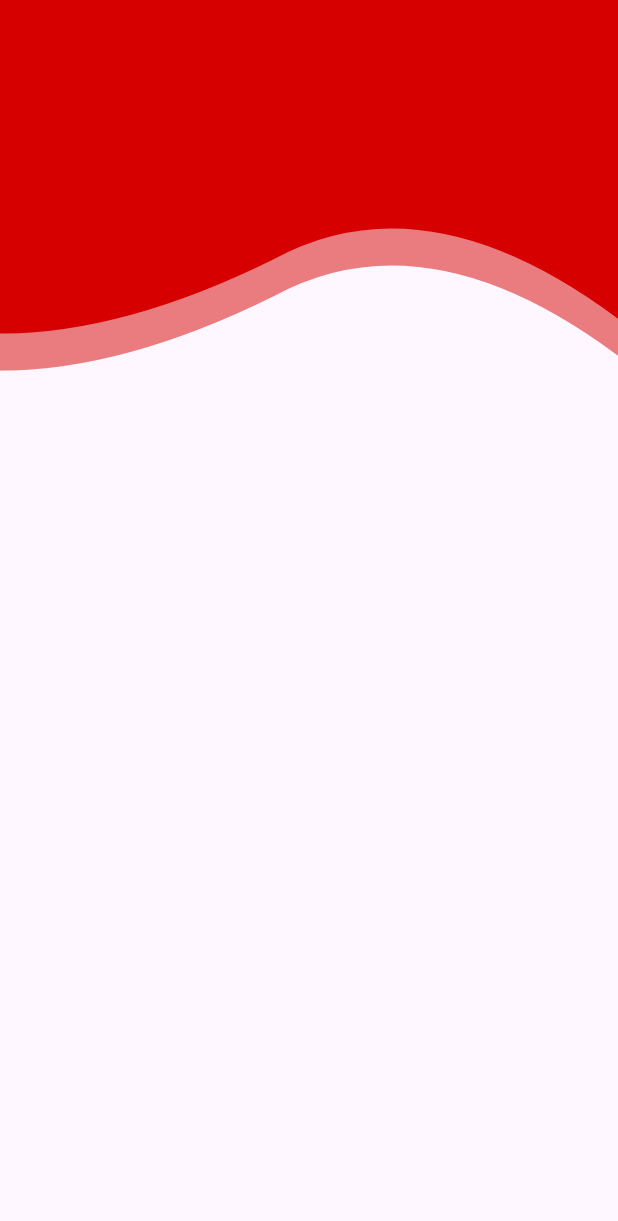
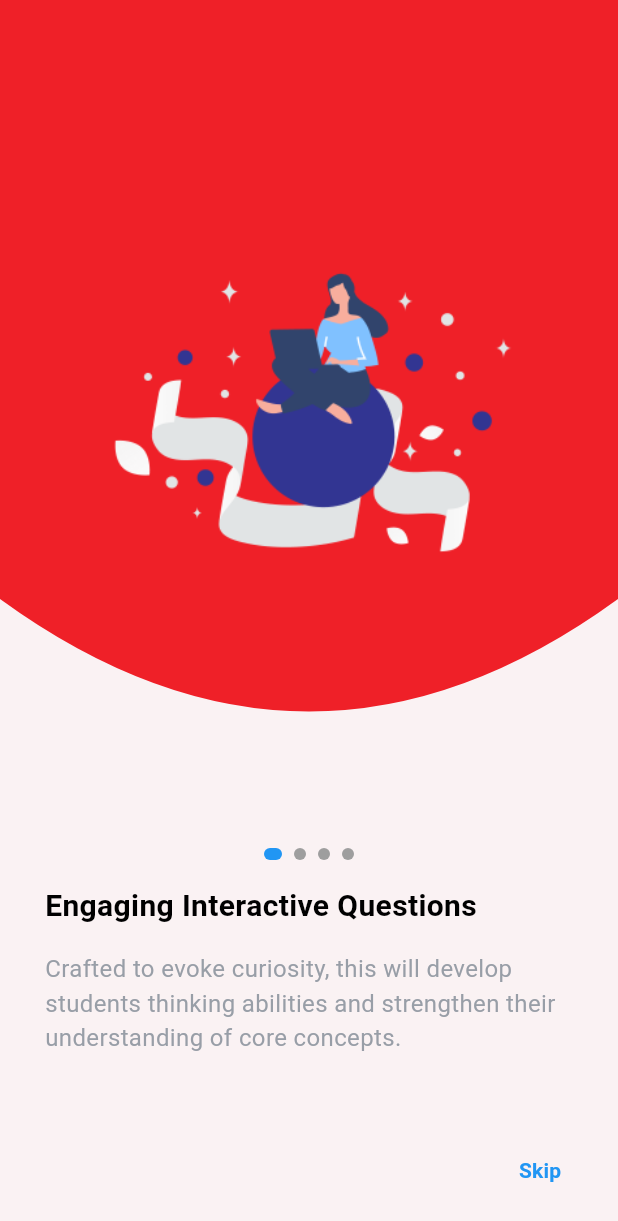
Before and after one commit to donymashup/Alpha, a Flutter app: the screen it shows after launch, on a phone screen of 412 x 824 dp. Shown: the top 1221 px of the screen. Run offline on Flutter 3.47's test engine with Material 3 defaults, Android fonts, the phone set to English and light mode, and no system bars; our stand-ins replace swipeable_button_view.

Commit message:
onboarding_screen_completed

```diff
--- /dev/null
+++ b/lib/common widgets/onboarding_screens.dart
@@ -0,0 +1,411 @@
+import 'package:flutter/material.dart';
+import 'package:alpha/constants/app_constants.dart'; // Correct import statement
+import 'package:alpha/features/auth/screen/registration.dart'; // Correct import statement for RegistrationScreen
+import 'package:swipeable_button_view/swipeable_button_view.dart'; // Import SwipeableButtonView
+
+class OnboardingScreen extends StatefulWidget {
+  @override
+  _OnboardingScreenState createState() => _OnboardingScreenState();
+}
+
+class _OnboardingScreenState extends State<OnboardingScreen> {
+  final PageController _pageController = PageController();
+  int currentIndex = 0;
+
+  final List<OnboardingPageModel> pages = [
+    OnboardingPageModel(
+      imagePath: 'assets/images/OnboardingImg1.png',
+      title: 'Engaging Interactive Questions',
+      description:
+          'Crafted to evoke curiosity, this will develop students thinking abilities and strengthen their understanding of core concepts.',
+    ),
+    OnboardingPageModel(
+      imagePath: 'assets/images/OnboardingImg2.png',
+      title: 'A COMPLETE LEARNING APP FOR CLASS 6 - 12 STUDENTS',
+      description: 'Covers all boards and competitive exams',
+    ),
+    OnboardingPageModel(
+      imagePath: 'assets/images/OnboardingImg3.png',
+      title: 'PERFORMANCE INDEX',
+      description:
+          'Track your progress till date through graphical analysis of tests, view your progress in terms of percentages accuracy and average time taken.',
+    ),
+  ];
+
+  @override
+  Widget build(BuildContext context) {
+    return Scaffold(
+      body: Stack(
+        children: [
+          PageView.builder(
+            controller: _pageController,
+            onPageChanged: (index) {
+              setState(() {
+                currentIndex = index;
+              });
+            },
+            itemCount: pages.length + 1, // Add one for the WelcomePage
+            itemBuilder: (context, index) {
+              if (index == pages.length) {
+                return WelcomePage(currentIndex: currentIndex, totalPages: pages.length + 1);
+              } else {
+                return OnboardingPage(
+                  page: pages[index],
+                  currentIndex: currentIndex,
+                  totalPages: pages.length + 1,
+                  onTapRight: () {
+                    if (currentIndex < pages.length) {
+                      _pageController.nextPage(
+                        duration: Duration(milliseconds: 300),
+                        curve: Curves.easeInOut,
+                      );
+                    }
+                  },
+                );
+              }
+            },
+          ),
+          if (currentIndex < pages.length)
+            Positioned(
+              bottom: 20,
+              right: 20,
+              child: TextButton(
+                onPressed: () {
+                  _pageController.jumpToPage(pages.length);
+                },
+                child: Text(
+                  'Skip',
+                  style: TextStyle(
+                    color: Colors.blue,
+                    fontWeight: FontWeight.bold,
+                  ),
+                ),
+              ),
+            ),
+        ],
+      ),
+    );
+  }
+}
+
+class OnboardingPageModel {
+  final String imagePath;
+  final String title;
+  final String description;
+
+  OnboardingPageModel({
+    required this.imagePath,
+    required this.title,
+    required this.description,
+  });
+}
+
+class OnboardingPage extends StatelessWidget {
+  final OnboardingPageModel page;
+  final int currentIndex;
+  final int totalPages;
+  final VoidCallback onTapRight;
+
+  const OnboardingPage({
+    required this.page,
+    required this.currentIndex,
+    required this.totalPages,
+    required this.onTapRight,
+    Key? key,
+  }) : super(key: key);
+
+  @override
+  Widget build(BuildContext context) {
+    return GestureDetector(
+      onHorizontalDragEnd: (details) {
+        if (currentIndex == totalPages - 1 && details.primaryVelocity! < 0) {
+          onTapRight();
+        }
+      },
+      child: Stack(
+        children: [
+          Positioned.fill(
+            child: Column(
+              children: [
+                Expanded(
+                  flex: 2,
+                  child: Container(
+                    color: AppConstant.backgroundColor, // Set the side color to match the second container
+                    child: ClipPath(
+                      clipper: BottomRoundedClipper(), // Custom clipper for bottom rounded corners
+                      child: Container(
+                        decoration: BoxDecoration(
+                          color: AppConstant.primaryColor2,
+                        ),
+                        child: Center(
+                          child: Image.asset(page.imagePath, height: 250),
+                        ),
+                      ),
+                    ),
+                  ),
+                ),
+                Expanded(
+                  flex: 1,
+                  child: Container(
+                    color: AppConstant.backgroundColor,
+                    child: Column(
+                      children: [
+                        SizedBox(height: 16),
+                        Row(
+                          mainAxisAlignment: MainAxisAlignment.center,
+                          children: List.generate(
+                            totalPages,
+                            (index) => AnimatedContainer(
+                              duration: const Duration(milliseconds: 300),
+                              margin: const EdgeInsets.symmetric(horizontal: 4),
+                              width: currentIndex == index ? 12 : 8,
+                              height: 8,
+                              decoration: BoxDecoration(
+                                color: currentIndex == index ? Colors.blue : Colors.grey,
+                                borderRadius: BorderRadius.circular(4),
+                              ),
+                            ),
+                          ),
+                        ),
+                        Padding(
+                          padding: const EdgeInsets.symmetric(horizontal: 30, vertical: 16),
+                          child: Column(
+                            crossAxisAlignment: CrossAxisAlignment.start,
+                            mainAxisAlignment: MainAxisAlignment.center,
+                            children: [
+                              Text(
+                                page.title,
+                                style: const TextStyle(
+                                  fontSize: 20,
+                                  fontWeight: FontWeight.bold,
+                                  color: AppConstant.titlecolor,
+                                ),
+                              ),
+                              const SizedBox(height: 16),
+                              Text(
+                                page.description,
+                                style: const TextStyle(
+                                  fontSize: 16,
+                                  color: AppConstant.subtitlecolor,
+                                ),
+                              ),
+                            ],
+                          ),
+                        ),
+                      ],
+                    ),
+                  ),
+                ),
+              ],
+            ),
+          ),
+        ],
+      ),
+    );
+  }
+}
+
+class BottomRoundedClipper extends CustomClipper<Path> {
+  @override
+  Path getClip(Size size) {
+    final path = Path();
+    path.lineTo(0, size.height - 150);
+    path.quadraticBezierTo(
+      size.width / 2, size.height,
+      size.width, size.height - 150,
+    );
+    path.lineTo(size.width, 0);
+    path.close();
+    return path;
+  }
+
+  @override
+  bool shouldReclip(CustomClipper<Path> oldClipper) => false;
+}
+
+class WelcomePage extends StatefulWidget {
+  final int currentIndex;
+  final int totalPages;
+
+  const WelcomePage({
+    required this.currentIndex,
+    required this.totalPages,
+    Key? key,
+  }) : super(key: key);
+
+  @override
+  _WelcomePageState createState() => _WelcomePageState();
+}
+
+class _WelcomePageState extends State<WelcomePage> {
+  bool isFinished = false;
+
+  void onSwipeComplete() {
+    setState(() {
+      isFinished = true;
+    });
+    Future.delayed(Duration(seconds: 1), () {
+      Navigator.pushReplacement(
+        context,
+        MaterialPageRoute(
+          builder: (context) => RegistrationScreen(),
+        ),
+      );
+    });
+  }
+
+  @override
+  Widget build(BuildContext context) {
+    return Scaffold(
+      body: Container(
+        decoration: BoxDecoration(
+          color: AppConstant.backgroundColor
+        ),
+        child: Stack(
+          children: [
+            // Background dots
+            Positioned(
+              top: -50,
+              right: -50,
+              child: Container(
+                width: 150,
+                height: 150,
+                decoration: BoxDecoration(
+                  shape: BoxShape.circle,
+                  color: Colors.orange.withOpacity(0.8),
+                ),
+              ),
+            ),
+            Positioned(
+              top: 20,
+              left: 70,
+              child: Container(
+                width: 100,
+                height: 100,
+                decoration: BoxDecoration(
+                  shape: BoxShape.circle,
+                  color: Colors.red.withOpacity(0.8),
+                ),
+              ),
+            ),
+            Positioned(
+              top: 150,
+              left: 350,
+              child: Container(
+                width: 30,
+                height: 30,
+                decoration: BoxDecoration(
+                  shape: BoxShape.circle,
+                  color: Colors.blue,
+                ),
+              ),
+            ),
+            Positioned(
+              bottom: MediaQuery.of(context).size.height / 2,
+              left: -50,
+              child: Container(
+                width: 150,
+                height: 150,
+                decoration: BoxDecoration(
+                  shape: BoxShape.circle,
+                  color: Colors.blue.withOpacity(0.8),
+                ),
+              ),
+            ),
+            Positioned(
+              bottom: MediaQuery.of(context).size.height / 2 - 50,
+              right: 120,
+              child: Container(
+                width: 40,
+                height: 40,
+                decoration: BoxDecoration(
+                  shape: BoxShape.circle,
+                  color: Colors.lightBlue,
+                ),
+              ),
+            ),
+            // Main content
+            Column(
+              children: [
+                Expanded(
+                  flex: 2,
+                  child: Center(
+                      child: Image.asset(
+                        'assets/images/woman.png',
+                        height: 500,
+                      ),
+                    ),
+                ),
+                Expanded(
+                  flex: 1,
+                  child: Container(
+                    color: AppConstant.backgroundColor,
+                    child: Column(
+                      children: [
+                        SizedBox(height: 16),
+                        Row(
+                          mainAxisAlignment: MainAxisAlignment.center,
+                          children: List.generate(
+                            widget.totalPages,
+                            (index) => AnimatedContainer(
+                              duration: const Duration(milliseconds: 300),
+                              margin: const EdgeInsets.symmetric(horizontal: 4),
+                              width: widget.currentIndex == index ? 12 : 8,
+                              height: 8,
+                              decoration: BoxDecoration(
+                                color: widget.currentIndex == index ? Colors.blue : Colors.grey,
+                                borderRadius: BorderRadius.circular(4),
+                              ),
+                            ),
+                          ),
+                        ),
+                        const SizedBox(height: 20),
+                        const Text(
+                          'Welcome To Alpha',
+                          style: TextStyle(
+                            fontSize: 24,
+                            fontWeight: FontWeight.bold,
+                            color: Colors.black,
+                          ),
+                        ),
+                        const SizedBox(height: 10),
+                        const Padding(
+                          padding: EdgeInsets.symmetric(horizontal: 30),
+                          child: Text(
+                            'Learn something new everyday, Start your learning journey with Etutor.',
+                            textAlign: TextAlign.center,
+                            style: TextStyle(
+                              fontSize: 16,
+                              color: Colors.grey,
+                            ),
+                          ),
+                        ),
+                        const SizedBox(height: 30),
+                        Padding(
+                          padding: const EdgeInsets.symmetric(horizontal: 20),
+                          child: SwipeableButtonView(
+                            buttonText: 'Login with Phone',
+                            buttonWidget: Container(
+                              child: Icon(
+                                Icons.phone,
+                                color: AppConstant.primaryColor3,
+                              ),
+                            ),
+                            activeColor: AppConstant.primaryColor2,
+                            isFinished: isFinished,
+                            onWaitingProcess: onSwipeComplete,
+                            onFinish: onSwipeComplete,
+                          ),
+                        ),
+                      ],
+                    ),
+                  ),
+                ),
+              ],
+            ),
+          ],
+        ),
+      ),
+    );
+  }
+}
--- a/lib/constants/app_constants.dart
+++ b/lib/constants/app_constants.dart
@@ -1,15 +1,22 @@
 import 'package:flutter/material.dart';
 
 class AppConstant {
-  static const backgroundCOlor = Color.fromARGB(255, 250, 242, 243);
-  static const primaryColour =  Color(0xFFD70000) ;
-  static const  lightGradient =  Color.fromARGB(255, 214, 63, 69);
-  static const  darkGradient =  Color.fromARGB(255, 138, 3, 3);
+  static const backgroundColor = Color.fromARGB(255, 250, 242, 243);
+  static const primaryColor = Color(0xFFD70000);
+  static const lightGradient = Color.fromARGB(255, 214, 63, 69);
+  static const darkGradient = Color.fromARGB(255, 138, 3, 3);
   static const cardBackground = Colors.white;
   static const strokeColor = Color.fromARGB(255, 207, 207, 207);
   static const hindColor = Color.fromARGB(255, 112, 112, 112);
+  static const primaryColor2 = Color.fromARGB(255, 239, 32, 40);
+  static const primaryColor3 = Color(0xFF323592);
+  static const titlecolor = Color(0xFF000000); // Correct black color
+  static const subtitlecolor = Color(0xFF989EA7);
 
 
-
-
+  // Dots colors
+  static const reddot = Color.fromARGB(255, 239, 32, 40);
+  static const orangedot = Color(0xFFFFA500);
+  static const bluedot = Color(0xFF005DA3);
+  static const yellowdot = Color(0xFFFFD700);
 }
--- a/lib/features/auth/screen/registration.dart
+++ b/lib/features/auth/screen/registration.dart
@@ -18,7 +18,7 @@ class RegistrationScreen extends StatelessWidget {
               clipper: WaveClipper(),
               child: Container(
                 height: MediaQuery.of(context).size.height * 0.27,
-                color: AppConstant.primaryColour,
+                color: AppConstant.primaryColor,
               ),
             ),
           ],
@@ -27,6 +27,7 @@ class RegistrationScreen extends StatelessWidget {
     );
   }
 }
+
 
 class wave_widget extends StatelessWidget {
   const wave_widget({
@@ -40,7 +41,7 @@ class wave_widget extends StatelessWidget {
       clipper: WaveClipper(),
       child: Container(
         height: MediaQuery.of(context).size.height * 0.3,
-        color: AppConstant.primaryColour,
+        color: AppConstant.primaryColor,
       ),
     );
   }
--- a/lib/main.dart
+++ b/lib/main.dart
@@ -1,6 +1,6 @@
 import 'package:alpha/common%20widgets/splash_screen.dart';
-import 'package:alpha/features/auth/screen/registration.dart';
 import 'package:flutter/material.dart';
+
 
 void main() {
   runApp(const MyApp());
@@ -9,35 +9,16 @@
 class MyApp extends StatelessWidget {
   const MyApp({super.key});
 
-  // This widget is the root of your application.
   @override
   Widget build(BuildContext context) {
     return MaterialApp(
+      debugShowCheckedModeBanner: false,
       title: 'Flutter Demo',
       theme: ThemeData(
-
         colorScheme: ColorScheme.fromSeed(seedColor: Colors.deepPurple),
         useMaterial3: true,
       ),
-      home:  RegistrationScreen(),
+      home: const SplashScreen(),
     );
   }
 }
-
-class MyHomePage extends StatefulWidget {
-  const MyHomePage({super.key, required this.title});
-
-  final String title;
-
-  @override
-  State<MyHomePage> createState() => _MyHomePageState();
-}
-
-class _MyHomePageState extends State<MyHomePage> {
-
-  @override
-  Widget build(BuildContext context) {
-
-    return SplashScreen();
-  }
-}
--- a/pubspec.yaml
+++ b/pubspec.yaml
@@ -35,6 +35,7 @@ dependencies:
   # The following adds the Cupertino Icons font to your application.
   # Use with the CupertinoIcons class for iOS style icons.
   cupertino_icons: ^1.0.6
+  swipeable_button_view: ^0.0.2
 
 dev_dependencies:
   flutter_test:
@@ -60,7 +61,7 @@ flutter:
 
   # To add assets to your application, add an assets section, like this:
   assets:
-    - assets/
+    - assets/images/
   #   - images/a_dot_ham.jpeg
 
   # An image asset can refer to one or more resolution-specific "variants", see
```
Also changed, not shown: lib/common widgets/splash_screen.dart (+27 -2 lines), assets/images/OnboardingImg1.png (added), assets/images/OnboardingImg2.png (added), assets/images/OnboardingImg3.png (added), assets/images/alphalogo.png (renamed from assets/alphalogo.png), assets/images/woman.png (added), pubspec.lock.
